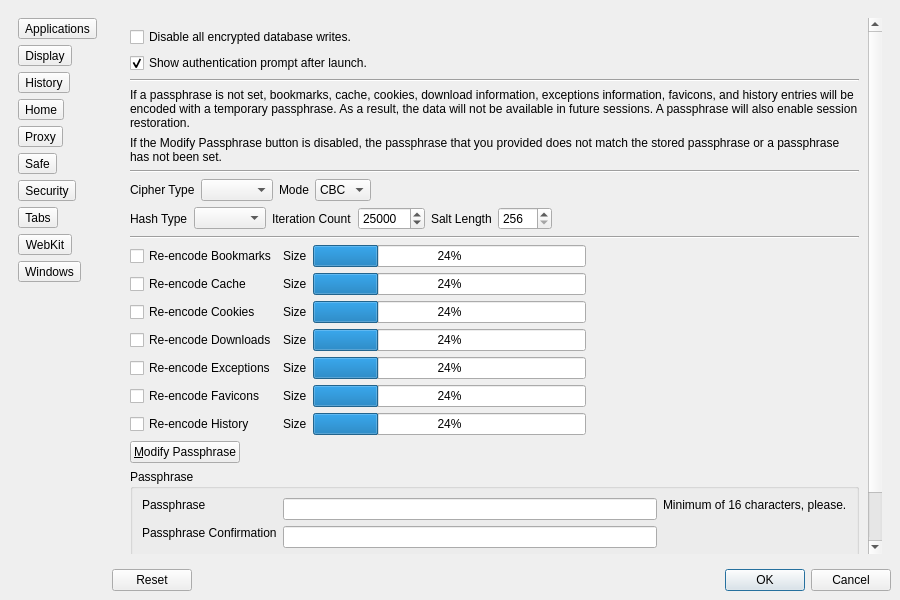
First picture: the form in Version 1.x/UI/dsettings.ui, repository textbrowser/dooble, before the edit.
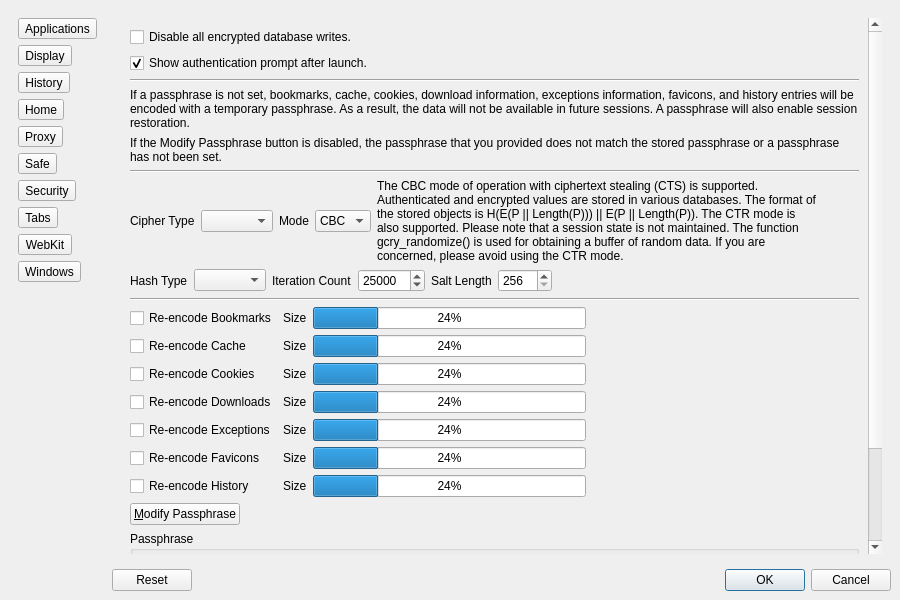
Second picture: the form after the edit. The open tabs and pages were chosen to show the change. Custom widgets are drawn as their Qt base class.

Commit message: Information labels.

Patch:
```diff
--- a/Version 1.x/UI/dsettings.ui
+++ b/Version 1.x/UI/dsettings.ui
@@ -2546,8 +2546,8 @@
               <rect>
                <x>0</x>
                <y>0</y>
-               <width>476</width>
-               <height>709</height>
+               <width>743</width>
+               <height>746</height>
               </rect>
              </property>
              <layout class="QVBoxLayout" name="verticalLayout_21">
@@ -2679,11 +2679,33 @@
                   </item>
                  </widget>
                 </item>
+                <item>
+                 <widget class="QLabel" name="label_84">
+                  <property name="sizePolicy">
+                   <sizepolicy hsizetype="Expanding" vsizetype="Preferred">
+                    <horstretch>0</horstretch>
+                    <verstretch>0</verstretch>
+                   </sizepolicy>
+                  </property>
+                  <property name="text">
+                   <string>&lt;html&gt;&lt;head/&gt;&lt;body&gt;&lt;p&gt;The CBC mode of operation with ciphertext stealing (CTS) is supported. Authenticated and encrypted values are stored in various databases. The format of the stored objects is H(E(P || Length(P))) || E(P || Length(P)). The CTR mode is also supported. Please note that a session state is not maintained. The function gcry_randomize() is used for obtaining a buffer of random data. If you are concerned, please avoid using the CTR mode.&lt;/p&gt;&lt;/body&gt;&lt;/html&gt;</string>
+                  </property>
+                  <property name="textFormat">
+                   <enum>Qt::AutoText</enum>
+                  </property>
+                  <property name="wordWrap">
+                   <bool>true</bool>
+                  </property>
+                 </widget>
+                </item>
                 <item>
                  <spacer name="horizontalSpacer_26">
                   <property name="orientation">
                    <enum>Qt::Horizontal</enum>
                   </property>
+                  <property name="sizeType">
+                   <enum>QSizePolicy::Preferred</enum>
+                  </property>
                   <property name="sizeHint" stdset="0">
                    <size>
                     <width>40</width>
```
Left out of the diff: 12 changed lines with no effect on the pictures. The commit also changes 1 other file.
